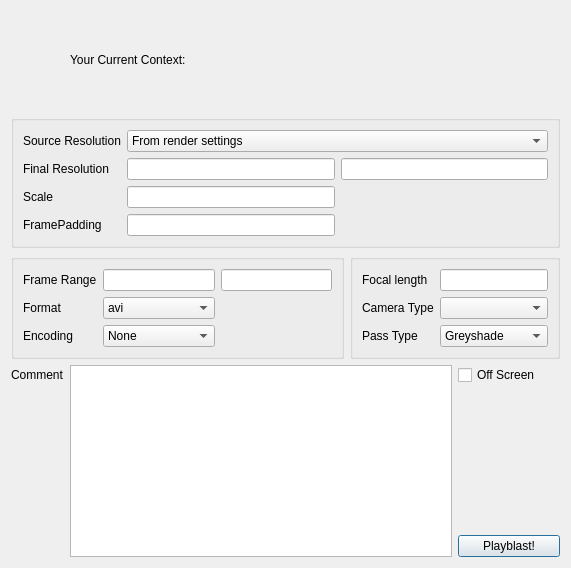
This is resources/dialog.ui in craignadoon/tvfx-maya-playblast as Qt 5 draws it before an edit. The edited form follows.
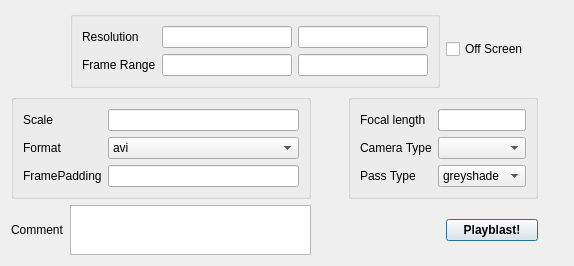
This is the edited form. Icons and pictures are not drawn.

Commit message: ui update - removed unused labels and fields

```diff
--- a/resources/dialog.ui
+++ b/resources/dialog.ui
@@ -6,64 +6,41 @@
    <rect>
     <x>0</x>
     <y>0</y>
-    <width>571</width>
-    <height>568</height>
+    <width>574</width>
+    <height>266</height>
    </rect>
   </property>
   <property name="windowTitle">
    <string>The Current Sgtk Environment</string>
   </property>
   <layout class="QGridLayout" name="gridLayout_4">
-   <item row="3" column="0">
+   <item row="1" column="2">
+    <spacer name="horizontalSpacer">
+     <property name="orientation">
+      <enum>Qt::Horizontal</enum>
+     </property>
+     <property name="sizeHint" stdset="0">
+      <size>
+       <width>40</width>
+       <height>20</height>
+      </size>
+     </property>
+    </spacer>
+   </item>
+   <item row="2" column="0">
     <widget class="QLabel" name="label_comment">
      <property name="text">
       <string>Comment</string>
      </property>
     </widget>
    </item>
-   <item row="3" column="3">
-    <widget class="QCheckBox" name="checkBox">
-     <property name="text">
-      <string>Off Screen</string>
-     </property>
-    </widget>
-   </item>
-   <item row="0" column="1">
-    <widget class="QLabel" name="context">
-     <property name="sizePolicy">
-      <sizepolicy hsizetype="Expanding" vsizetype="Expanding">
-       <horstretch>0</horstretch>
-       <verstretch>0</verstretch>
-      </sizepolicy>
-     </property>
-     <property name="text">
-      <string>Your Current Context: </string>
-     </property>
-     <property name="alignment">
-      <set>Qt::AlignLeading|Qt::AlignLeft|Qt::AlignVCenter</set>
-     </property>
-    </widget>
-   </item>
-   <item row="3" column="1" rowspan="3" colspan="2">
-    <widget class="QTextEdit" name="textEdit_comment"/>
-   </item>
-   <item row="4" column="3">
-    <spacer name="verticalSpacer">
-     <property name="orientation">
-      <enum>Qt::Vertical</enum>
-     </property>
-     <property name="sizeHint" stdset="0">
+   <item row="2" column="1">
+    <widget class="QTextEdit" name="textEdit_comment">
+     <property name="maximumSize">
       <size>
-       <width>20</width>
-       <height>127</height>
+       <width>400</width>
+       <height>50</height>
       </size>
-     </property>
-    </spacer>
-   </item>
-   <item row="5" column="3">
-    <widget class="QPushButton" name="createPlayblast">
-     <property name="text">
-      <string>Playblast!</string>
      </property>
     </widget>
    </item>
@@ -77,90 +54,31 @@
      </property>
     </widget>
    </item>
-   <item row="1" column="0" colspan="4">
-    <widget class="QGroupBox" name="groupBox_3">
-     <property name="title">
-      <string/>
+   <item row="2" column="4">
+    <widget class="QPushButton" name="createPlayblast">
+     <property name="font">
+      <font>
+       <weight>75</weight>
+       <bold>true</bold>
+      </font>
      </property>
-     <layout class="QGridLayout" name="gridLayout_3">
-      <item row="0" column="1" colspan="2">
-       <widget class="QComboBox" name="sourceRes_cb">
-        <item>
-         <property name="text">
-          <string>From render settings</string>
-         </property>
-        </item>
-        <item>
-         <property name="text">
-          <string>From window</string>
-         </property>
-        </item>
-        <item>
-         <property name="text">
-          <string>custom</string>
-         </property>
-        </item>
-       </widget>
-      </item>
-      <item row="1" column="0">
-       <widget class="QLabel" name="finalRes_label">
-        <property name="text">
-         <string>Final Resolution</string>
-        </property>
-       </widget>
-      </item>
-      <item row="0" column="0">
-       <widget class="QLabel" name="sourceRes_label">
-        <property name="text">
-         <string>Source Resolution</string>
-        </property>
-       </widget>
-      </item>
-      <item row="1" column="2">
-       <widget class="QLineEdit" name="lineEdit_finalRes_h"/>
-      </item>
-      <item row="2" column="0">
-       <widget class="QLabel" name="label_scale">
-        <property name="text">
-         <string>Scale</string>
-        </property>
-       </widget>
-      </item>
-      <item row="1" column="1">
-       <widget class="QLineEdit" name="lineEdit_finalRes_w"/>
-      </item>
-      <item row="3" column="0">
-       <widget class="QLabel" name="label_framePadding">
-        <property name="text">
-         <string>FramePadding</string>
-        </property>
-       </widget>
-      </item>
-      <item row="3" column="1">
-       <widget class="QLineEdit" name="lineEdit_framePadding">
-        <property name="text">
-         <string/>
-        </property>
-       </widget>
-      </item>
-      <item row="2" column="1">
-       <widget class="QLineEdit" name="lineEdit_scale">
-        <property name="text">
-         <string/>
-        </property>
-       </widget>
-      </item>
-     </layout>
+     <property name="text">
+      <string>Playblast!</string>
+     </property>
     </widget>
    </item>
-   <item row="2" column="2" colspan="2">
+   <item row="1" column="3" colspan="2">
     <widget class="QGroupBox" name="groupBox_2">
      <property name="title">
       <string/>
      </property>
      <layout class="QGridLayout" name="gridLayout_2">
-      <item row="0" column="1">
-       <widget class="QLineEdit" name="lineEdit_focalLength"/>
+      <item row="0" column="0">
+       <widget class="QLabel" name="label_6_focalLength">
+        <property name="text">
+         <string>Focal length</string>
+        </property>
+       </widget>
       </item>
       <item row="1" column="0">
        <widget class="QLabel" name="label_5_cameraType">
@@ -183,22 +101,12 @@
        <widget class="QComboBox" name="cb_passType">
         <item>
          <property name="text">
-          <string>Greyshade</string>
+          <string>greyshade</string>
          </property>
         </item>
         <item>
          <property name="text">
-          <string>Godcam</string>
-         </property>
-        </item>
-        <item>
-         <property name="text">
-          <string>Stabilization</string>
-         </property>
-        </item>
-        <item>
-         <property name="text">
-          <string>Wireframe</string>
+          <string>wireframe</string>
          </property>
         </item>
         <item>
@@ -208,38 +116,34 @@
         </item>
        </widget>
       </item>
-      <item row="0" column="0">
-       <widget class="QLabel" name="label_6_focalLength">
-        <property name="text">
-         <string>Focal length</string>
-        </property>
-       </widget>
+      <item row="0" column="1">
+       <widget class="QLineEdit" name="lineEdit_focalLength"/>
       </item>
      </layout>
     </widget>
    </item>
-   <item row="2" column="0" colspan="2">
+   <item row="0" column="4">
+    <widget class="QCheckBox" name="checkBox">
+     <property name="text">
+      <string>Off Screen</string>
+     </property>
+    </widget>
+   </item>
+   <item row="1" column="0" colspan="2">
     <widget class="QGroupBox" name="groupBox">
      <property name="title">
       <string/>
      </property>
      <layout class="QGridLayout" name="gridLayout">
       <item row="0" column="0">
-       <widget class="QLabel" name="label_1_frameRange">
+       <widget class="QLabel" name="label_scale">
         <property name="text">
-         <string>Frame Range</string>
-        </property>
-       </widget>
-      </item>
-      <item row="0" column="1">
-       <widget class="QLineEdit" name="frameRange_start">
-        <property name="text">
-         <string/>
+         <string>Scale</string>
         </property>
        </widget>
       </item>
       <item row="0" column="2">
-       <widget class="QLineEdit" name="frameRange_end">
+       <widget class="QLineEdit" name="lineEdit_scale">
         <property name="text">
          <string/>
         </property>
@@ -252,7 +156,7 @@
         </property>
        </widget>
       </item>
-      <item row="1" column="1">
+      <item row="1" column="2">
        <widget class="QComboBox" name="cb_format">
         <item>
          <property name="text">
@@ -267,42 +171,89 @@
        </widget>
       </item>
       <item row="2" column="0">
-       <widget class="QLabel" name="label_encoding">
+       <widget class="QLabel" name="label_framePadding">
         <property name="text">
-         <string>Encoding</string>
+         <string>FramePadding</string>
         </property>
        </widget>
       </item>
-      <item row="2" column="1">
-       <widget class="QComboBox" name="cb_encoding">
-        <property name="editable">
-         <bool>false</bool>
+      <item row="2" column="2">
+       <widget class="QLineEdit" name="lineEdit_framePadding">
+        <property name="text">
+         <string/>
         </property>
-        <item>
-         <property name="text">
-          <string>None</string>
-         </property>
-        </item>
-        <item>
-         <property name="text">
-          <string>jpg</string>
-         </property>
-        </item>
        </widget>
       </item>
      </layout>
     </widget>
    </item>
+   <item row="1" column="5">
+    <spacer name="horizontalSpacer_2">
+     <property name="orientation">
+      <enum>Qt::Horizontal</enum>
+     </property>
+     <property name="sizeHint" stdset="0">
+      <size>
+       <width>40</width>
+       <height>20</height>
+      </size>
+     </property>
+    </spacer>
+   </item>
+   <item row="0" column="1" colspan="3">
+    <widget class="QGroupBox" name="groupBox_3">
+     <property name="title">
+      <string/>
+     </property>
+     <layout class="QGridLayout" name="gridLayout_3">
+      <item row="1" column="0">
+       <widget class="QLabel" name="label_1_frameRange">
+        <property name="text">
+         <string>Frame Range</string>
+        </property>
+       </widget>
+      </item>
+      <item row="1" column="2">
+       <widget class="QLineEdit" name="frameRange_end">
+        <property name="text">
+         <string/>
+        </property>
+       </widget>
+      </item>
+      <item row="1" column="1">
+       <widget class="QLineEdit" name="frameRange_start">
+        <property name="text">
+         <string/>
+        </property>
+       </widget>
+      </item>
+      <item row="0" column="2">
+       <widget class="QLineEdit" name="lineEdit_finalRes_h"/>
+      </item>
+      <item row="0" column="0">
+       <widget class="QLabel" name="finalRes_label">
+        <property name="text">
+         <string>Resolution</string>
+        </property>
+       </widget>
+      </item>
+      <item row="0" column="1">
+       <widget class="QLineEdit" name="lineEdit_finalRes_w"/>
+      </item>
+     </layout>
+    </widget>
+   </item>
   </layout>
   <zorder>logo_example</zorder>
-  <zorder>context</zorder>
   <zorder>groupBox</zorder>
-  <zorder>groupBox_3</zorder>
   <zorder>groupBox_2</zorder>
   <zorder>label_comment</zorder>
+  <zorder>groupBox_3</zorder>
   <zorder>textEdit_comment</zorder>
-  <zorder>checkBox</zorder>
   <zorder>createPlayblast</zorder>
+  <zorder>checkBox</zorder>
+  <zorder>horizontalSpacer</zorder>
+  <zorder>horizontalSpacer_2</zorder>
  </widget>
  <resources>
   <include location="resources.qrc"/>
```
